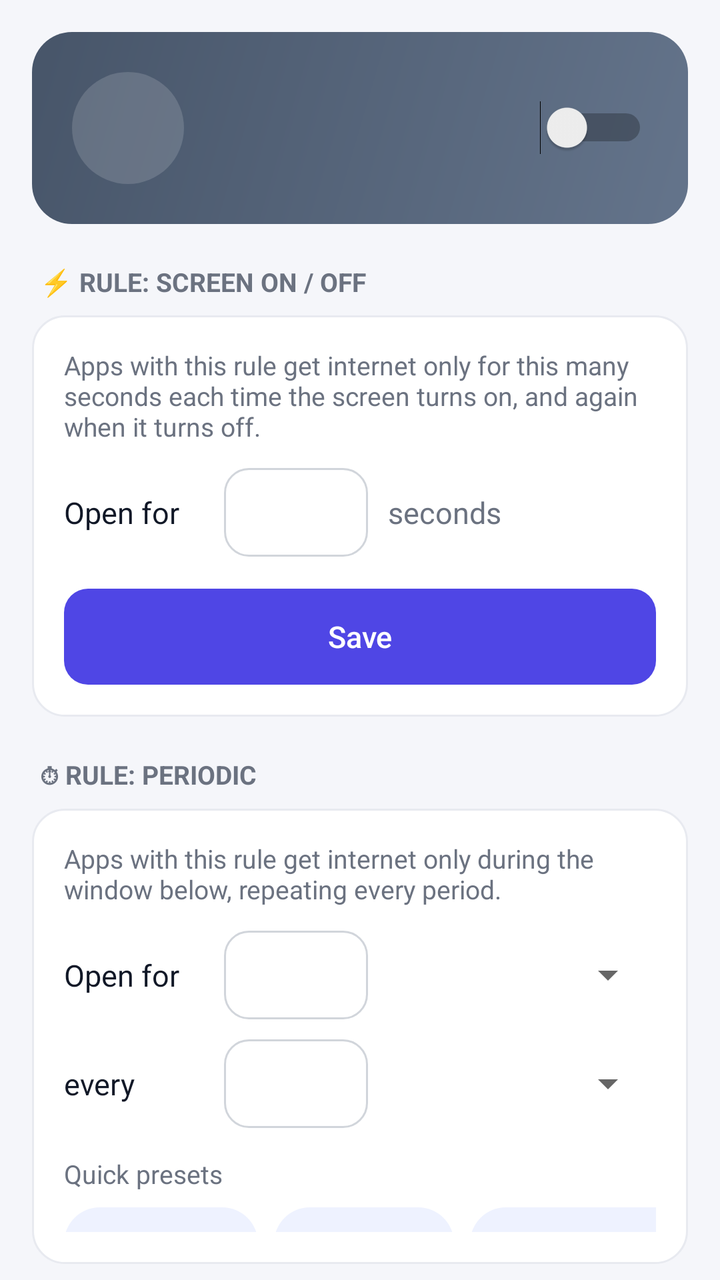
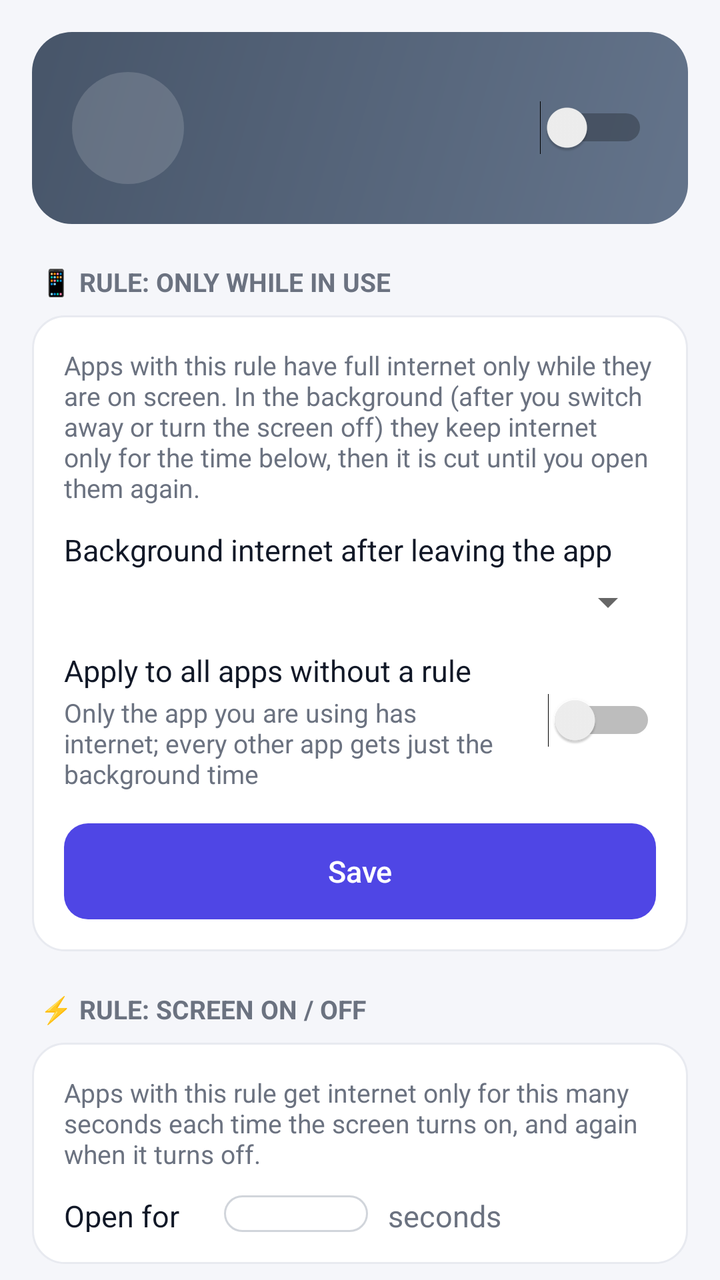

The first picture is an Android layout as it rendered before a commit; the second is the same layout after the commit. The layout source and the unified diff follow.
<!-- AndroidManifest.xml: application theme AppTheme -->
<!-- res/layout/firewall_header.xml -->
<?xml version="1.0" encoding="utf-8"?>
<LinearLayout xmlns:android="http://schemas.android.com/apk/res/android"
    android:layout_width="match_parent"
    android:layout_height="wrap_content"
    android:orientation="vertical"
    android:paddingStart="16dp"
    android:paddingTop="16dp"
    android:paddingEnd="16dp"
    android:paddingBottom="8dp">

    
    <LinearLayout
        android:id="@+id/fwCard"
        android:layout_width="match_parent"
        android:layout_height="wrap_content"
        android:background="@drawable/bg_status_off"
        android:gravity="center_vertical"
        android:orientation="horizontal"
        android:padding="20dp">

        <TextView
            android:id="@+id/fwIcon"
            android:layout_width="56dp"
            android:layout_height="56dp"
            android:background="@drawable/bg_blocked_circle"
            android:gravity="center"
            android:textSize="28sp" />

        <LinearLayout
            android:layout_width="0dp"
            android:layout_height="wrap_content"
            android:layout_marginStart="16dp"
            android:layout_weight="1"
            android:orientation="vertical">

            <TextView
                android:id="@+id/fwTitle"
                android:layout_width="match_parent"
                android:layout_height="wrap_content"
                android:textColor="#FFFFFF"
                android:textSize="19sp"
                android:textStyle="bold" />

            <TextView
                android:id="@+id/fwSub"
                android:layout_width="match_parent"
                android:layout_height="wrap_content"
                android:layout_marginTop="2dp"
                android:textColor="#E6FFFFFF"
                android:textSize="14sp" />
        </LinearLayout>

        <Switch
            android:id="@+id/fwSwitch"
            android:layout_width="wrap_content"
            android:layout_height="wrap_content"
            android:layout_marginStart="8dp" />
    </LinearLayout>

    
    <TextView
        style="@style/SectionTitle"
        android:text="@string/fw_burst_header" />

    <LinearLayout
        android:layout_width="match_parent"
        android:layout_height="wrap_content"
        android:background="@drawable/bg_card"
        android:orientation="vertical"
        android:padding="16dp">

            <TextView
                android:layout_width="match_parent"
                android:layout_height="wrap_content"
                android:text="@string/fw_burst_desc"
                android:textColor="@color/text_muted"
                android:textSize="13sp" />
            <LinearLayout
                android:layout_width="match_parent"
                android:layout_height="wrap_content"
                android:layout_marginTop="12dp"
                android:gravity="center_vertical"
                android:orientation="horizontal">

                <TextView
                    android:layout_width="80dp"
                    android:layout_height="wrap_content"
                    android:text="@string/fw_allow_for"
                    android:textColor="@color/text"
                    android:textSize="15sp" />

                <EditText
                    android:id="@+id/burstSec"
                    android:layout_width="72dp"
                    android:layout_height="wrap_content"
                    android:background="@drawable/bg_input"
                    android:gravity="center"
                    android:inputType="number"
                    android:maxLength="4"
                    android:textColor="@color/text" />

                <TextView
                    android:layout_width="wrap_content"
                    android:layout_height="wrap_content"
                    android:layout_marginStart="10dp"
                    android:text="@string/unit_seconds"
                    android:textColor="@color/text_muted"
                    android:textSize="15sp" />
            </LinearLayout>

        <Button
            android:id="@+id/burstSave"
            style="@style/PrimaryButton"
            android:layout_marginTop="16dp"
            android:text="@string/save" />
    </LinearLayout>

    
    <TextView
        style="@style/SectionTitle"
        android:text="@string/fw_periodic_header" />

    <LinearLayout
        android:layout_width="match_parent"
        android:layout_height="wrap_content"
        android:background="@drawable/bg_card"
        android:orientation="vertical"
        android:padding="16dp">

            <TextView
                android:layout_width="match_parent"
                android:layout_height="wrap_content"
                android:text="@string/fw_periodic_desc"
                android:textColor="@color/text_muted"
                android:textSize="13sp" />
            <LinearLayout
                android:layout_width="match_parent"
                android:layout_height="wrap_content"
                android:layout_marginTop="12dp"
                android:gravity="center_vertical"
                android:orientation="horizontal">

                <TextView
                    android:layout_width="80dp"
                    android:layout_height="wrap_content"
                    android:text="@string/fw_allow_for"
                    android:textColor="@color/text"
                    android:textSize="15sp" />

                <EditText
                    android:id="@+id/onVal"
                    android:layout_width="72dp"
                    android:layout_height="wrap_content"
                    android:background="@drawable/bg_input"
                    android:gravity="center"
                    android:inputType="number"
                    android:maxLength="4"
                    android:textColor="@color/text" />

                <Spinner
                    android:id="@+id/onUnit"
                    android:layout_width="0dp"
                    android:layout_height="wrap_content"
                    android:layout_marginStart="8dp"
                    android:layout_weight="1" />
            </LinearLayout>
            <LinearLayout
                android:layout_width="match_parent"
                android:layout_height="wrap_content"
                android:layout_marginTop="10dp"
                android:gravity="center_vertical"
                android:orientation="horizontal">

                <TextView
                    android:layout_width="80dp"
                    android:layout_height="wrap_content"
                    android:text="@string/fw_every"
                    android:textColor="@color/text"
                    android:textSize="15sp" />

                <EditText
                    android:id="@+id/everyVal"
                    android:layout_width="72dp"
                    android:layout_height="wrap_content"
                    android:background="@drawable/bg_input"
                    android:gravity="center"
                    android:inputType="number"
                    android:maxLength="4"
                    android:textColor="@color/text" />

                <Spinner
                    android:id="@+id/everyUnit"
                    android:layout_width="0dp"
                    android:layout_height="wrap_content"
                    android:layout_marginStart="8dp"
                    android:layout_weight="1" />
            </LinearLayout>

        <TextView
            android:layout_width="match_parent"
            android:layout_height="wrap_content"
            android:layout_marginTop="14dp"
            android:layout_marginBottom="8dp"
            android:text="@string/fw_presets"
            android:textColor="@color/text_muted"
            android:textSize="13sp" />

        <HorizontalScrollView
            android:layout_width="match_parent"
            android:layout_height="wrap_content"
            android:scrollbars="none">

            <LinearLayout
                android:layout_width="wrap_content"
                android:layout_height="wrap_content"
                android:orientation="horizontal">

                <TextView
                    android:id="@+id/preset1"
                    style="@style/Chip"
                    android:text="@string/preset_1" />

                <TextView
                    android:id="@+id/preset2"
                    style="@style/Chip"
                    android:text="@string/preset_2" />

                <TextView
                    android:id="@+id/preset3"
                    style="@style/Chip"
                    android:text="@string/preset_3" />
            </LinearLayout>
        </HorizontalScrollView>

            <TextView
                android:layout_width="match_parent"
                android:layout_height="wrap_content"
                android:layout_marginTop="14dp"
                android:text="@string/fw_screen_on_label"
                android:textColor="@color/text"
                android:textSize="15sp" />

            <Spinner
                android:id="@+id/screenOnMode"
                android:layout_width="match_parent"
                android:layout_height="wrap_content"
                android:layout_marginTop="4dp" />

            <LinearLayout
                android:id="@+id/graceRow"
                android:layout_width="match_parent"
                android:layout_height="wrap_content"
                android:orientation="vertical">

                <TextView
                    android:layout_width="match_parent"
                    android:layout_height="wrap_content"
                    android:layout_marginTop="10dp"
                    android:text="@string/fw_grace_label"
                    android:textColor="@color/text"
                    android:textSize="15sp" />

                <Spinner
                    android:id="@+id/graceSpin"
                    android:layout_width="match_parent"
                    android:layout_height="wrap_content"
                    android:layout_marginTop="4dp" />

                <TextView
                    android:layout_width="match_parent"
                    android:layout_height="wrap_content"
                    android:layout_marginTop="2dp"
                    android:text="@string/fw_grace_sub"
                    android:textColor="@color/text_muted"
                    android:textSize="13sp" />
            </LinearLayout>
            <LinearLayout
                android:layout_width="match_parent"
                android:layout_height="wrap_content"
                android:layout_marginTop="12dp"
                android:gravity="center_vertical"
                android:orientation="horizontal">

                <LinearLayout
                    android:layout_width="0dp"
                    android:layout_height="wrap_content"
                    android:layout_weight="1"
                    android:orientation="vertical">

                    <TextView
                        android:layout_width="match_parent"
                        android:layout_height="wrap_content"
                        android:text="@string/fw_all_apps_title"
                        android:textColor="@color/text"
                        android:textSize="15sp" />

                    <TextView
                        android:layout_width="match_parent"
                        android:layout_height="wrap_content"
                        android:layout_marginTop="2dp"
                        android:text="@string/fw_all_apps_sub"
                        android:textColor="@color/text_muted"
                        android:textSize="13sp" />
                </LinearLayout>

                <Switch
                    android:id="@+id/schedSwitch"
                    android:layout_width="wrap_content"
                    android:layout_height="wrap_content"
                    android:layout_marginStart="12dp" />
            </LinearLayout>

        <Button
            android:id="@+id/saveSched"
            style="@style/PrimaryButton"
            android:layout_marginTop="16dp"
            android:text="@string/fw_save_sched" />
    </LinearLayout>

    
    <TextView
        android:id="@+id/fwAppsHeader"
        style="@style/SectionTitle" />

    <TextView
        android:layout_width="match_parent"
        android:layout_height="wrap_content"
        android:layout_marginBottom="8dp"
        android:paddingStart="4dp"
        android:text="@string/fw_select_hint"
        android:textColor="@color/text_muted"
        android:textSize="13sp" />

    <EditText
        android:id="@+id/fwSearch"
        android:layout_width="match_parent"
        android:layout_height="wrap_content"
        android:layout_marginBottom="10dp"
        android:background="@drawable/bg_input"
        android:hint="@string/search_hint"
        android:inputType="text"
        android:singleLine="true"
        android:textColor="@color/text"
        android:textColorHint="@color/text_faint"
        android:textSize="15sp" />

    <HorizontalScrollView
        android:layout_width="match_parent"
        android:layout_height="wrap_content"
        android:layout_marginBottom="10dp"
        android:scrollbars="none">

        <LinearLayout
            android:layout_width="wrap_content"
            android:layout_height="wrap_content"
            android:orientation="horizontal">

            <TextView
                android:id="@+id/fwChipApply"
                style="@style/Chip"
                android:text="@string/chip_fw_apply_none" />

            <TextView
                android:id="@+id/fwChipAll"
                style="@style/Chip"
                android:text="@string/chip_select_all" />

            <TextView
                android:id="@+id/fwChipNone"
                style="@style/Chip"
                android:text="@string/chip_deselect" />
        </LinearLayout>
    </HorizontalScrollView>

</LinearLayout>
<!-- resources referenced by this layout -->
<resources>
  <color name="text">#111827</color>
  <color name="text_faint">#9CA3AF</color>
  <color name="text_muted">#6B7280</color>
  <!-- drawable bg_blocked_circle (drawable) -->
  <?xml version="1.0" encoding="utf-8"?>
  <shape xmlns:android="http://schemas.android.com/apk/res/android" android:shape="oval">
      <solid android:color="#26FFFFFF" />
  </shape>
  <!-- drawable bg_card (drawable) -->
  <?xml version="1.0" encoding="utf-8"?>
  <shape xmlns:android="http://schemas.android.com/apk/res/android" android:shape="rectangle">
      <solid android:color="@color/card" />
      <corners android:radius="16dp" />
      <stroke android:width="1dp" android:color="@color/card_stroke" />
  </shape>
  <!-- drawable bg_status_off (drawable) -->
  <?xml version="1.0" encoding="utf-8"?>
  <shape xmlns:android="http://schemas.android.com/apk/res/android" android:shape="rectangle">
      <gradient android:angle="315" android:startColor="#475569" android:endColor="#64748B" />
      <corners android:radius="20dp" />
  </shape>
  <string name="chip_deselect">✕ Deselect all</string>
  <string name="chip_fw_apply_none">⚙ Set rule for selected</string>
  <string name="chip_select_all">✓ Select all</string>
  <string name="fw_all_apps_sub">Apps without a rule (Free) also follow this periodic schedule</string>
  <string name="fw_all_apps_title">Apply to all other apps too</string>
  <string name="fw_allow_for">Open for</string>
  <string name="fw_burst_desc">Apps with this rule get internet only for this many seconds each time the screen turns on, and again when it turns off.</string>
  <string name="fw_burst_header">⚡ RULE: SCREEN ON / OFF</string>
  <string name="fw_every">every</string>
  <string name="fw_grace_label">After leaving the app, keep internet for</string>
  <string name="fw_grace_sub">So you can switch between apps or copy and paste. Then it is cut until you open the app again.</string>
  <string name="fw_periodic_desc">Apps with this rule get internet only during the window below, repeating every period.</string>
  <string name="fw_periodic_header">⏱ RULE: PERIODIC</string>
  <string name="fw_presets">Quick presets</string>
  <string name="fw_save_sched">Save schedule</string>
  <string name="fw_screen_on_label">While the screen is on</string>
  <string name="fw_select_hint">Tap an app to choose its rule · Long-press to select several · \"Select all\" uses the current search</string>
  <string name="preset_1">10 s / 1 min</string>
  <string name="preset_2">5 min / 1 h</string>
  <string name="preset_3">30 min / 1 day</string>
  <string name="save">Save</string>
  <string name="search_hint">🔍 Search apps…</string>
  <string name="unit_seconds">seconds</string>
  <color name="card">#FFFFFF</color>
  <color name="card_stroke">#E8EAF0</color>
  <color name="primary">#4F46E5</color>
  <!-- drawable btn_primary (drawable) -->
  <?xml version="1.0" encoding="utf-8"?>
  <ripple xmlns:android="http://schemas.android.com/apk/res/android" android:color="#33FFFFFF">
      <item>
          <shape android:shape="rectangle">
              <solid android:color="@color/primary" />
              <corners android:radius="12dp" />
          </shape>
      </item>
  </ripple>
  <color name="primary_dark">#4338CA</color>
  <color name="bg">#F5F6FA</color>
  <color name="primary_soft">#EEF2FF</color>
  <!-- unchanged entries left out for length: 6 -->
</resources>

<!-- the commit's change to res/layout/firewall_header.xml (unified diff, before → after) -->
@@ -60,6 +60,82 @@
     
     <TextView
         style="@style/SectionTitle"
+        android:text="@string/fw_inuse_header" />
+
+    <LinearLayout
+        android:layout_width="match_parent"
+        android:layout_height="wrap_content"
+        android:background="@drawable/bg_card"
+        android:orientation="vertical"
+        android:padding="16dp">
+
+        <TextView
+            android:layout_width="match_parent"
+            android:layout_height="wrap_content"
+            android:text="@string/fw_inuse_desc"
+            android:textColor="@color/text_muted"
+            android:textSize="13sp" />
+
+        <TextView
+            android:layout_width="match_parent"
+            android:layout_height="wrap_content"
+            android:layout_marginTop="12dp"
+            android:text="@string/fw_inuse_grace_label"
+            android:textColor="@color/text"
+            android:textSize="15sp" />
+
+        <Spinner
+            android:id="@+id/inUseGrace"
+            android:layout_width="match_parent"
+            android:layout_height="wrap_content"
+            android:layout_marginTop="4dp" />
+
+        <LinearLayout
+            android:layout_width="match_parent"
+            android:layout_height="wrap_content"
+            android:layout_marginTop="12dp"
+            android:gravity="center_vertical"
+            android:orientation="horizontal">
+
+            <LinearLayout
+                android:layout_width="0dp"
+                android:layout_height="wrap_content"
+                android:layout_weight="1"
+                android:orientation="vertical">
+
+                <TextView
+                    android:layout_width="match_parent"
+                    android:layout_height="wrap_content"
+                    android:text="@string/fw_inuse_all_title"
+                    android:textColor="@color/text"
+                    android:textSize="15sp" />
+
+                <TextView
+                    android:layout_width="match_parent"
+                    android:layout_height="wrap_content"
+                    android:layout_marginTop="2dp"
+                    android:text="@string/fw_inuse_all_sub"
+                    android:textColor="@color/text_muted"
+                    android:textSize="13sp" />
+            </LinearLayout>
+
+            <Switch
+                android:id="@+id/inUseAllSwitch"
+                android:layout_width="wrap_content"
+                android:layout_height="wrap_content"
+                android:layout_marginStart="12dp" />
+        </LinearLayout>
+
+        <Button
+            android:id="@+id/inUseSave"
+            style="@style/PrimaryButton"
+            android:layout_marginTop="16dp"
+            android:text="@string/save" />
+    </LinearLayout>
+
+    
+    <TextView
+        style="@style/SectionTitle"
         android:text="@string/fw_burst_header" />
 
     <LinearLayout
<!-- resource entries referenced after the edit -->
@@ -32,6 +32,11 @@
   <string name="fw_every">every</string>
   <string name="fw_grace_label">After leaving the app, keep internet for</string>
   <string name="fw_grace_sub">So you can switch between apps or copy and paste. Then it is cut until you open the app again.</string>
+  <string name="fw_inuse_all_sub">Only the app you are using has internet; every other app gets just the background time</string>
+  <string name="fw_inuse_all_title">Apply to all apps without a rule</string>
+  <string name="fw_inuse_desc">Apps with this rule have full internet only while they are on screen. In the background (after you switch away or turn the screen off) they keep internet only for the time below, then it is cut until you open them again.</string>
+  <string name="fw_inuse_grace_label">Background internet after leaving the app</string>
+  <string name="fw_inuse_header">📱 RULE: ONLY WHILE IN USE</string>
   <string name="fw_periodic_desc">Apps with this rule get internet only during the window below, repeating every period.</string>
   <string name="fw_periodic_header">⏱ RULE: PERIODIC</string>
   <string name="fw_presets">Quick presets</string>
